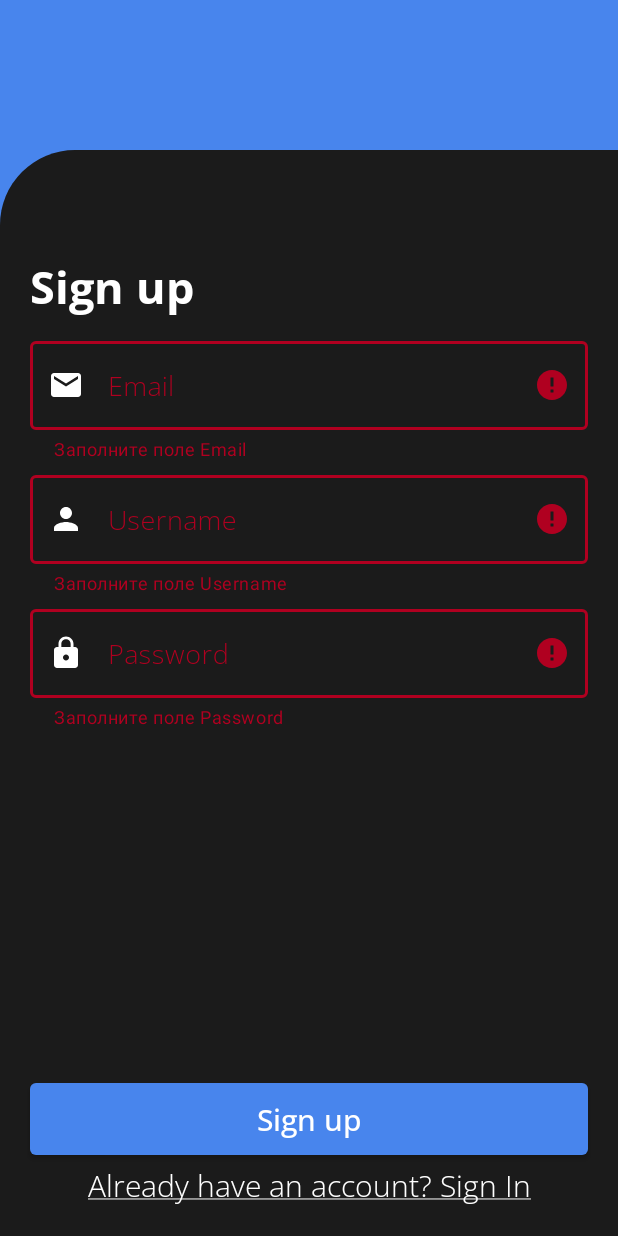
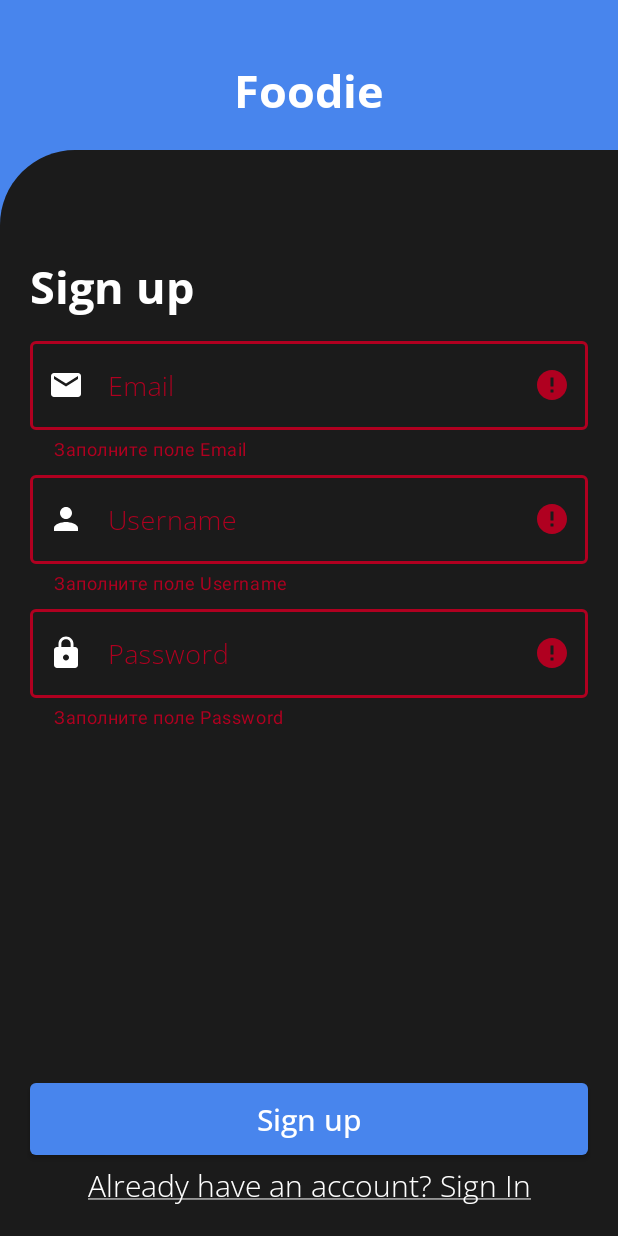
Before and after one commit to overridelfg/FoodScanner-client, an Android app: the RegisterFragment screen opened through its navigation route, after a tap on "Sign up", on a phone screen of 412 x 824 dp. Run offline under Robolectric (Android 15) with nearby library versions, the phone set to English and light mode, and no system bars; 2 other taps on this screen came first.

```diff
--- a/app/src/main/java/kirillrychkov/foodscanner_client/app/data/network/ServerAPI.kt
+++ b/app/src/main/java/kirillrychkov/foodscanner_client/app/data/network/ServerAPI.kt
@@ -1,6 +1,7 @@
 package kirillrychkov.foodscanner_client.app.data.network
 
 import kirillrychkov.foodscanner_client.app.data.network.models.*
+import retrofit2.Response
 import retrofit2.http.Body
 import retrofit2.http.GET
 import retrofit2.http.Header
@@ -12,12 +13,12 @@ interface ServerAPI {
     @POST("auth/login")
     suspend fun login(
         @Body loginRequestDTO: LoginRequestDTO
-    ) : LoginResponseDTO
+    ) : Response<LoginResponseDTO>
 
     @POST("auth/register")
     suspend fun register(
         @Body registerRequestDTO: RegisterRequestDTO
-    ) : LoginResponseDTO
+    ) : Response<LoginResponseDTO>
 
     @GET("restrictions/diets")
     suspend fun getDiets(
--- a/app/src/main/java/kirillrychkov/foodscanner_client/app/data/repository/ProductsRepositoryImpl.kt
+++ b/app/src/main/java/kirillrychkov/foodscanner_client/app/data/repository/ProductsRepositoryImpl.kt
@@ -19,7 +19,8 @@ class ProductsRepositoryImpl @Inject constructor(
             try{
                 val result = apiService.getProductDetails(barcode).toProduct()
                 return@withContext OperationResult.Success(result)
-            }catch (e: Exception){
+            }
+            catch (e: Exception){
                 return@withContext OperationResult.Error(e.message)
             }
         }
--- /dev/null
+++ b/app/src/main/res/color/background_bottom_nav.xml
@@ -0,0 +1,5 @@
+<?xml version="1.0" encoding="utf-8"?>
+<selector xmlns:android="http://schemas.android.com/apk/res/android">
+    <item android:state_checked="true" android:color="#4885ed" />
+    <item android:color="@color/white"  />
+</selector>
--- /dev/null
+++ b/app/src/main/res/drawable/ic_search.xml
@@ -0,0 +1,5 @@
+<vector android:height="24dp" android:tint="#FFFFFF"
+    android:viewportHeight="24" android:viewportWidth="24"
+    android:width="24dp" xmlns:android="http://schemas.android.com/apk/res/android">
+    <path android:fillColor="@android:color/white" android:pathData="M15.5,14h-0.79l-0.28,-0.27C15.41,12.59 16,11.11 16,9.5 16,5.91 13.09,3 9.5,3S3,5.91 3,9.5 5.91,16 9.5,16c1.61,0 3.09,-0.59 4.23,-1.57l0.27,0.28v0.79l5,4.99L20.49,19l-4.99,-5zM9.5,14C7.01,14 5,11.99 5,9.5S7.01,5 9.5,5 14,7.01 14,9.5 11.99,14 9.5,14z"/>
+</vector>
--- a/app/src/main/res/layout/fragment_login.xml
+++ b/app/src/main/res/layout/fragment_login.xml
@@ -4,7 +4,7 @@
     xmlns:tools="http://schemas.android.com/tools"
     android:layout_width="match_parent"
     android:layout_height="match_parent"
-    android:background="#4885ED"
+    android:background="@color/main_blue"
     tools:context=".app.presentation.auth.LoginFragment">
 
     <ImageView
@@ -17,7 +17,6 @@
         app:layout_constraintEnd_toEndOf="parent"
         app:layout_constraintStart_toStartOf="parent"
         app:layout_constraintTop_toTopOf="parent" />
-
 
     <androidx.constraintlayout.widget.ConstraintLayout
         android:id="@+id/layout_login"
@@ -144,6 +143,7 @@
         android:layout_width="40dp"
         android:layout_height="40dp"
         android:visibility="gone"
+        android:indeterminateTint="@color/white"
         app:layout_constraintBottom_toBottomOf="parent"
         app:layout_constraintEnd_toEndOf="parent"
         app:layout_constraintStart_toStartOf="parent"
--- a/app/src/main/res/layout/fragment_register.xml
+++ b/app/src/main/res/layout/fragment_register.xml
@@ -4,8 +4,26 @@
     android:layout_width="match_parent"
     android:layout_height="match_parent"
     xmlns:app="http://schemas.android.com/apk/res-auto"
-    android:background="#4885ED"
+    android:background="@color/main_blue"
     tools:context=".app.presentation.auth.RegisterFragment">
+
+
+    <TextView
+        android:id="@+id/app_title"
+        android:layout_width="0dp"
+        android:layout_height="wrap_content"
+        android:layout_marginHorizontal="10dp"
+        android:layout_marginTop="20dp"
+        android:fontFamily="@font/open_sans_bold"
+        android:text="Foodie"
+        android:textAlignment="center"
+        android:textColor="@color/white"
+        android:textSize="30sp"
+        app:layout_constraintBottom_toTopOf="@+id/layout_login"
+        app:layout_constraintEnd_toEndOf="parent"
+        app:layout_constraintStart_toStartOf="parent"
+        app:layout_constraintTop_toTopOf="parent">
+    </TextView>
 
     <androidx.constraintlayout.widget.ConstraintLayout
         android:id="@+id/layout_login"
@@ -166,6 +184,7 @@
         android:layout_width="40dp"
         android:layout_height="40dp"
         android:visibility="gone"
+        android:indeterminateTint="@color/white"
         app:layout_constraintBottom_toBottomOf="parent"
         app:layout_constraintEnd_toEndOf="parent"
         app:layout_constraintStart_toStartOf="parent"
--- a/app/src/main/res/layout/item_product_list.xml
+++ b/app/src/main/res/layout/item_product_list.xml
@@ -35,6 +35,7 @@
         android:layout_height="wrap_content"
         android:maxLines="2"
         android:layout_marginHorizontal="20dp"
+        android:fontFamily="@font/open_sans_light"
         android:text="Title"
         android:textColor="@color/white"
         android:textSize="15sp" />
--- a/app/src/main/res/navigation/main_navigation.xml
+++ b/app/src/main/res/navigation/main_navigation.xml
@@ -3,7 +3,7 @@
     xmlns:app="http://schemas.android.com/apk/res-auto"
     xmlns:tools="http://schemas.android.com/tools"
     android:id="@+id/main_navigation"
-    app:startDestination="@id/barcodeScannerFragment">
+    app:startDestination="@id/productsListFragment">
 
     <fragment
         android:id="@+id/barcodeScannerFragment"
--- a/app/src/main/res/values/colors.xml
+++ b/app/src/main/res/values/colors.xml
@@ -9,5 +9,6 @@
     <color name="white">#FFFFFFFF</color>
     <color name="main_grey">#1B1B1B</color>
     <color name="main_blue">#4885ed</color>
+    <color name="grey">#282828</color>
     <color name="mtrl_textinput_default_box_stroke_color" tools:override = "true">#FFFFFFFF</color>
 </resources>
```
Also changed, not shown: app/src/main/java/kirillrychkov/foodscanner_client/app/data/repository/AuthRepositoryImpl.kt (+35 -10 lines), app/src/main/java/kirillrychkov/foodscanner_client/app/presentation/auth/LoginFragment.kt (+6 -1 lines), app/src/main/java/kirillrychkov/foodscanner_client/app/presentation/auth/RegisterFragment.kt (+6 -1 lines), app/src/main/java/kirillrychkov/foodscanner_client/app/presentation/mainpage/barcodescan/BarcodeScannerFragment.kt (+18 -14 lines), app/src/main/java/kirillrychkov/foodscanner_client/app/presentation/mainpage/products/ProductsListFragment.kt (+34 -9 lines), app/src/main/res/layout/activity_main.xml (+4 -4 lines), app/src/main/res/layout/bottom_sheet_product_details.xml (+14 -14 lines), app/src/main/res/layout/fragment_products_list.xml (+22 -2 lines).
